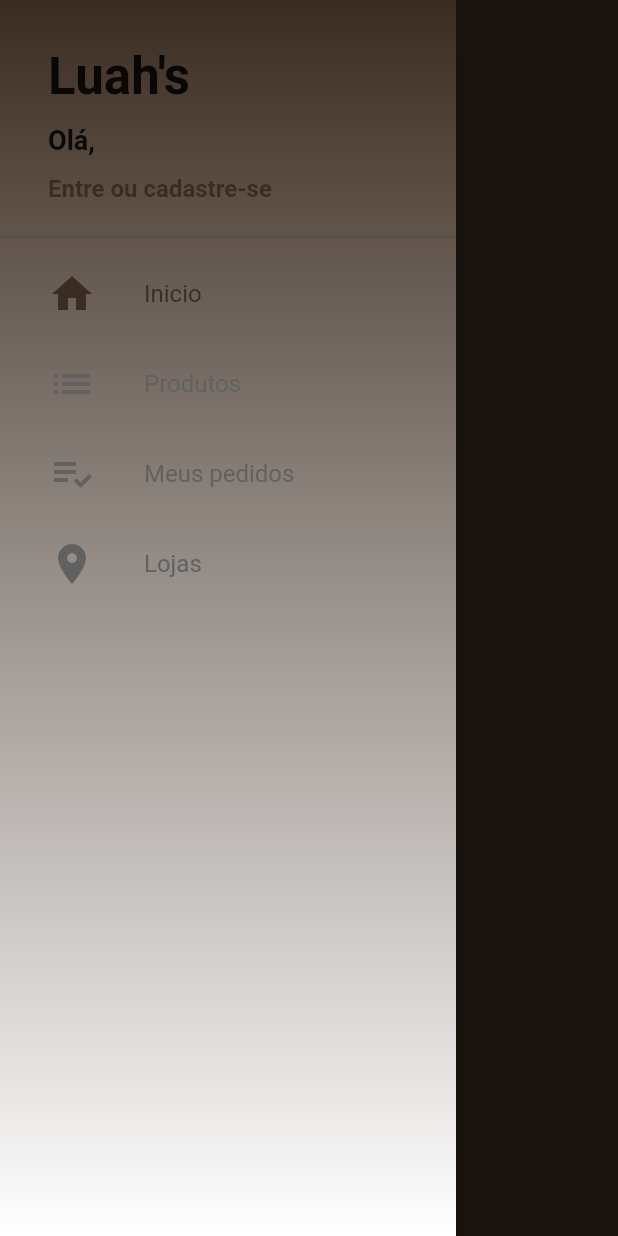
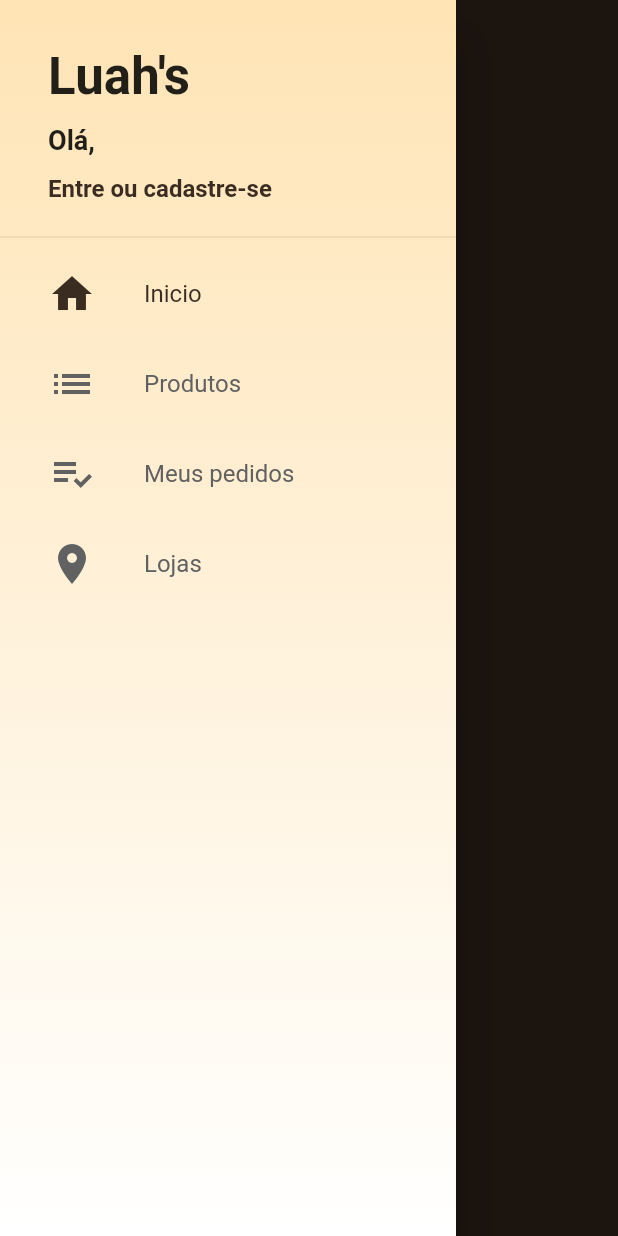
Before and after one commit to Werisu/LojaVirtualCatalogo, a Flutter app: the screen it shows after launch, with the side drawer open, on a phone screen of 412 x 824 dp. Run offline on Flutter 3.47's test engine with Material 2 defaults, Android fonts, the phone set to English and light mode, and no system bars; our stand-ins replace cloud_firestore, firebase_auth, firebase_core; accounts and stored records are empty.

Commit message:
trocando as cores do drawer

```diff
--- a/lib/common/custom_drawer/custom_drawer.dart
+++ b/lib/common/custom_drawer/custom_drawer.dart
@@ -14,7 +14,8 @@ class CustomDrawer extends StatelessWidget {
             decoration: BoxDecoration(
               gradient: LinearGradient(
                 colors: [
-                  Theme.of(context).primaryColor,
+                  Color.fromARGB(255, 255, 228, 181),
+                  //(255,250,205)
                   Colors.white
                 ],
                 begin: Alignment.topCenter,
--- a/lib/screens/signup/signup_screen.dart
+++ b/lib/screens/signup/signup_screen.dart
@@ -177,9 +177,6 @@ class SignUpScreen extends StatelessWidget {
                                   );
                                 },
                                 onSuccess: (){
-                                  ScaffoldMessenger.of(context).showSnackBar(
-                                      SnackBar(content: Text("content"), backgroundColor: Colors.blue,)
-                                  );
                                   Navigator.of(context).pop();
                                 }
                             );
```
